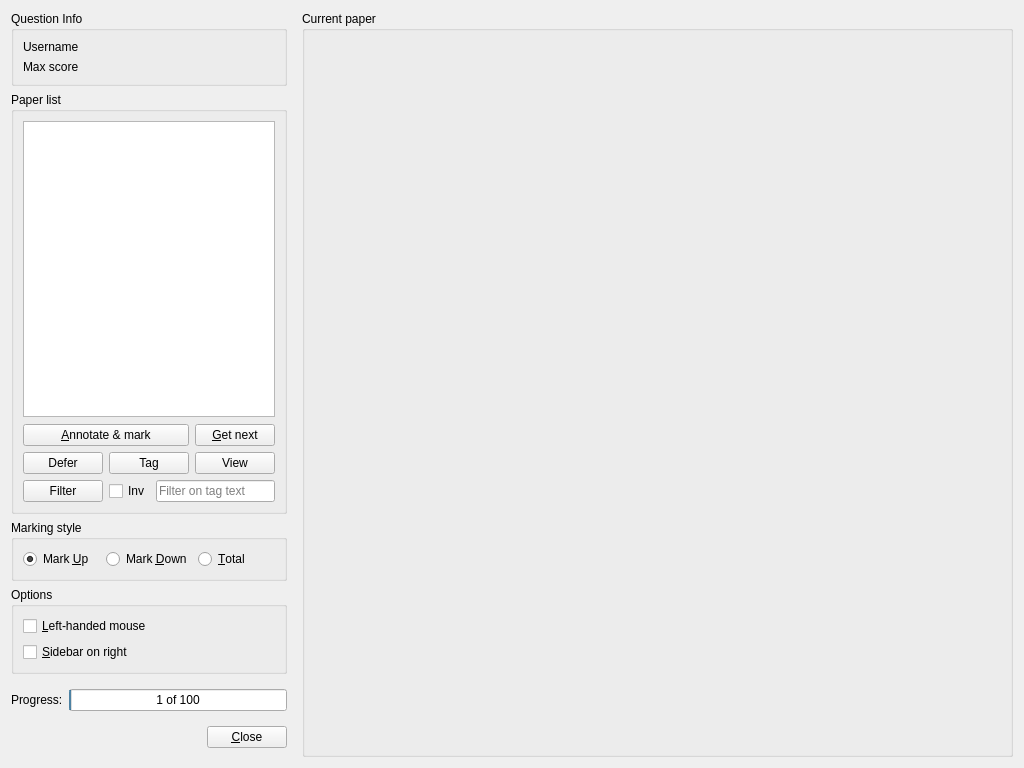
This is qtCreatorFiles/ui_marker.ui in plomgrading/plom as Qt 5 draws it before an edit. The edited form follows.
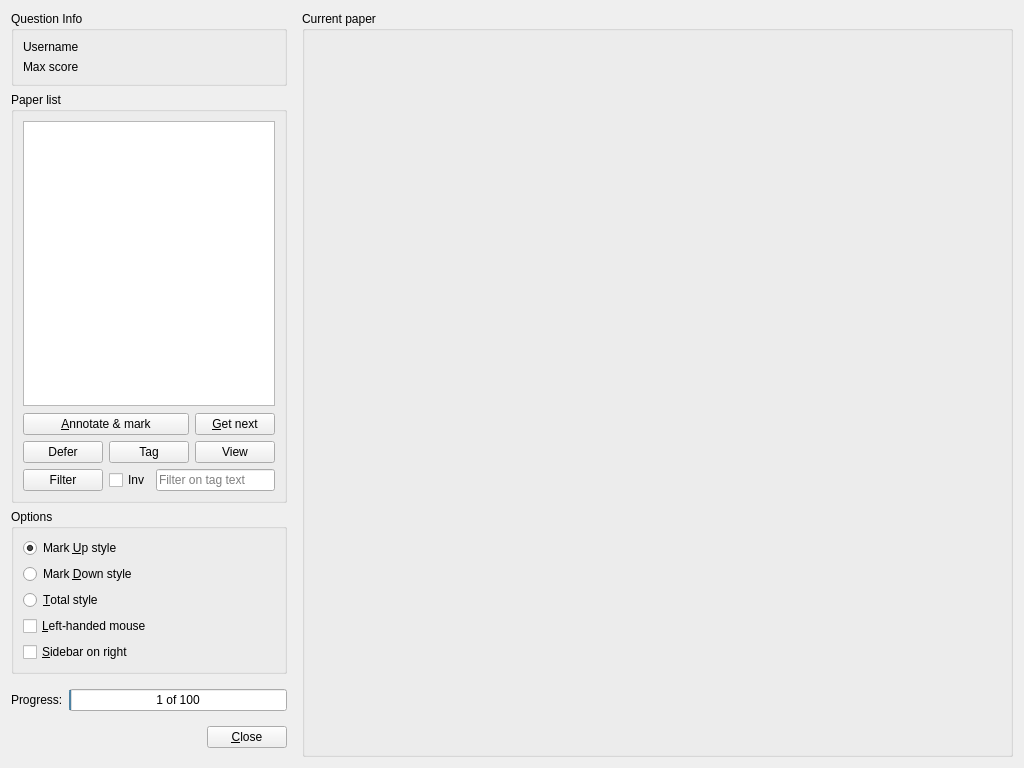
This is the edited form. Custom widgets are drawn as their Qt base class.

Commit message:
Move mark up/down options to single options pane
Maybe cleaner?

```diff
--- a/qtCreatorFiles/ui_marker.ui
+++ b/qtCreatorFiles/ui_marker.ui
@@ -232,15 +232,15 @@
        </widget>
       </item>
       <item>
-       <widget class="QGroupBox" name="styleChoiceBox">
+       <widget class="QGroupBox" name="OptionsBox">
         <property name="title">
-         <string>Marking style</string>
+         <string>Options</string>
         </property>
-        <layout class="QHBoxLayout" name="horizontalLayout_4">
+        <layout class="QVBoxLayout" name="verticalLayout_3">
          <item>
           <widget class="QRadioButton" name="markUpRB">
            <property name="text">
-            <string>Mark &amp;Up</string>
+            <string>Mark &amp;Up style</string>
            </property>
            <property name="checked">
             <bool>true</bool>
@@ -253,7 +253,7 @@
          <item>
           <widget class="QRadioButton" name="markDownRB">
            <property name="text">
-            <string>Mark &amp;Down</string>
+            <string>Mark &amp;Down style</string>
            </property>
            <property name="checked">
             <bool>false</bool>
@@ -266,22 +266,13 @@
          <item>
           <widget class="QRadioButton" name="markTotalRB">
            <property name="text">
-            <string>&amp;Total</string>
+            <string>&amp;Total style</string>
            </property>
            <attribute name="buttonGroup">
             <string notr="true">markStyleGroup</string>
            </attribute>
           </widget>
          </item>
-        </layout>
-       </widget>
-      </item>
-      <item>
-       <widget class="QGroupBox" name="OptionsBox">
-        <property name="title">
-         <string>Options</string>
-        </property>
-        <layout class="QVBoxLayout" name="verticalLayout_3">
          <item>
           <widget class="QCheckBox" name="leftMouseCB">
            <property name="toolTip">
```
The commit also changes 1 other file.
